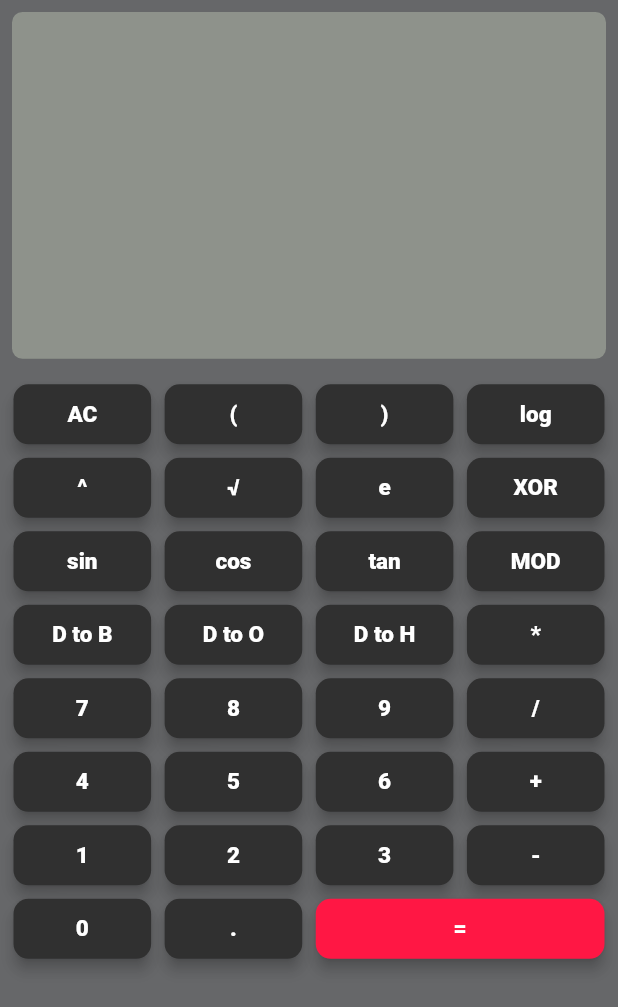
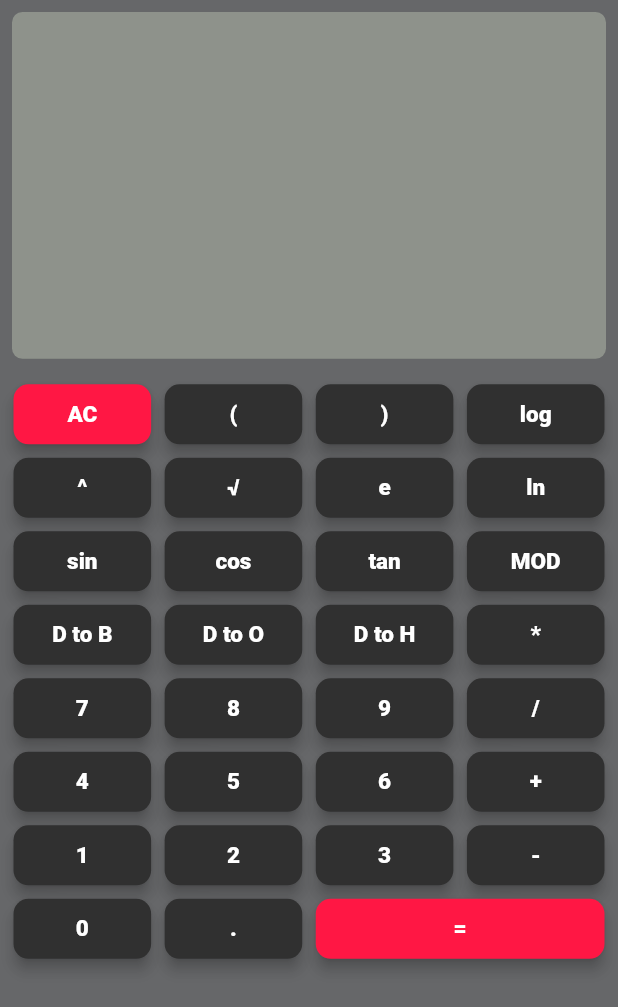
Before and after one commit to onosyoono/AppDevelopmentCollection, a Flutter app: the screen it shows after launch, on a phone screen of 412 x 824 dp. Shown: the top 1007 px of the screen. Run offline on Flutter 3.47's test engine with Material 2 defaults, Android fonts, the phone set to English and light mode, and no system bars; our stand-ins replace math_expressions.

Commit message:
final commit

```diff
--- a/lib/button.dart
+++ b/lib/button.dart
@@ -29,7 +29,7 @@ class Button extends StatelessWidget {
               fontWeight: FontWeight.w800
             ),
           ),
-          color: s == '=' ? Colors.redAccent[400] : Colors.grey[850],
+          color: s == '='  || s == 'AC' ? Colors.redAccent[400] : Colors.grey[850],
         ),
       ),
     );
--- a/lib/home.dart
+++ b/lib/home.dart
@@ -75,7 +75,7 @@ class _CalcAppState extends State<CalcApp> {
                     Button('^',tap),
                     Button('√',tap),
                     Button('e',tap),
-                    Button('XOR',tap),
+                    Button('ln',tap),
                   ],
                 ),
                 //represent column4
```
